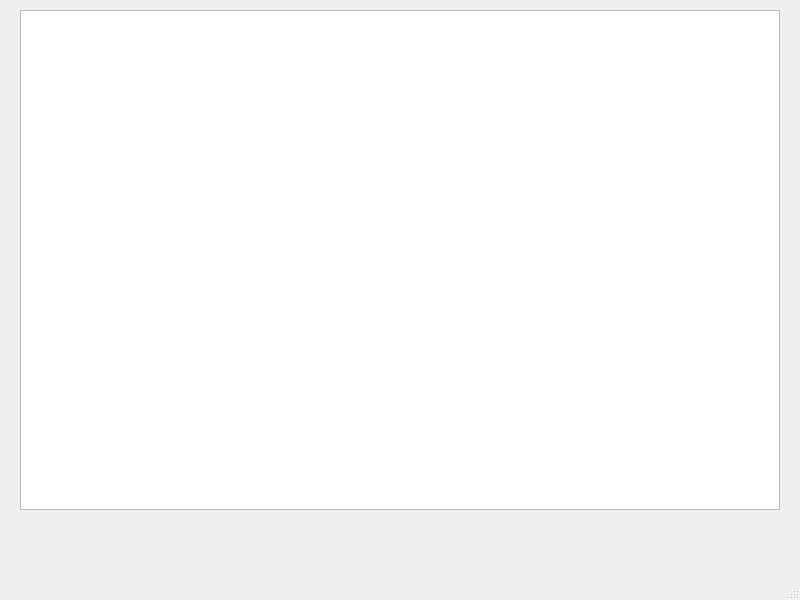
Above: gamewindow.ui from tammamakhan/connect-four-ai before the change. Below: the same form after it.
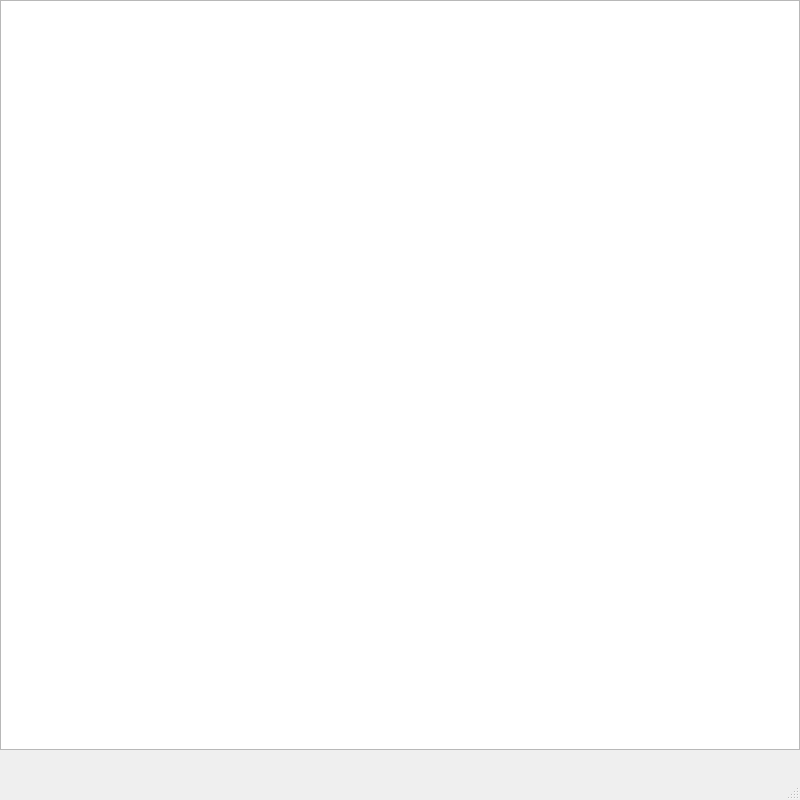
That is the form after the change.

Patch:
```diff
--- a/gamewindow.ui
+++ b/gamewindow.ui
@@ -7,7 +7,7 @@
     <x>0</x>
     <y>0</y>
     <width>800</width>
-    <height>600</height>
+    <height>800</height>
    </rect>
   </property>
   <property name="sizePolicy">
@@ -23,10 +23,10 @@
    <widget class="QGraphicsView" name="graphicsView">
     <property name="geometry">
      <rect>
-      <x>20</x>
-      <y>10</y>
-      <width>760</width>
-      <height>500</height>
+      <x>0</x>
+      <y>0</y>
+      <width>800</width>
+      <height>750</height>
      </rect>
     </property>
     <property name="sizePolicy">
```
Left out of the diff: 6 changed lines with no effect on the pictures.
